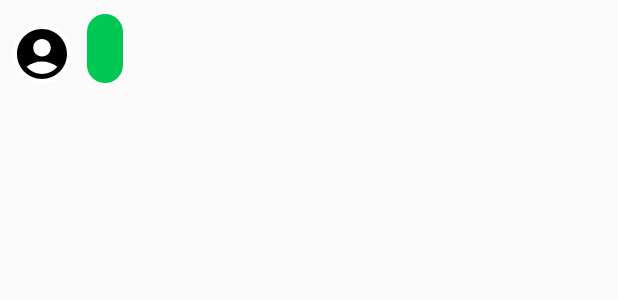
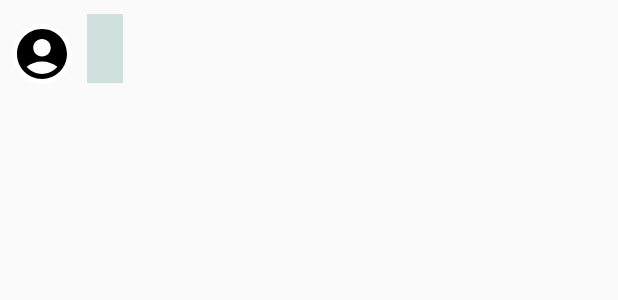
Before and after one commit to PedzA507/FinloveAndroid, an Android app: the layout item_chat_message_left.xml on its own in the app's theme, with its tools: preview values and no code run, on a phone screen of 412 x 824 dp. Shown: the top 300 px of the screen. Run offline under Robolectric (Android 15) with nearby library versions, the phone set to English and light mode, and no system bars.

Commit message:
แก้ดีไซน์ช่องแชท

```diff
--- a/app/src/main/res/drawable/ic_message.xml
+++ /dev/null
@@ -1,5 +0,0 @@
-<vector xmlns:android="http://schemas.android.com/apk/res/android" android:autoMirrored="true" android:height="24dp" android:tint="#000000" android:viewportHeight="24" android:viewportWidth="24" android:width="24dp">
-
-    <path android:fillColor="@android:color/white" android:pathData="M20,2L4,2c-1.1,0 -1.99,0.9 -1.99,2L2,22l4,-4h14c1.1,0 2,-0.9 2,-2L22,4c0,-1.1 -0.9,-2 -2,-2zM18,14L6,14v-2h12v2zM18,11L6,11L6,9h12v2zM18,8L6,8L6,6h12v2z"/>
-
-</vector>
--- a/app/src/main/res/layout/item_chat_message_left.xml
+++ b/app/src/main/res/layout/item_chat_message_left.xml
@@ -36,7 +36,7 @@
         android:layout_width="wrap_content"
         android:layout_height="wrap_content"
         android:layout_marginStart="10dp"
-        android:background="@drawable/message_right_bubble"
+        android:background="#CEE1DC"
         android:padding="12dp"
         android:textColor="#FFFFFF"
         android:textSize="16sp"
--- a/app/src/main/res/layout/item_chat_message_right.xml
+++ b/app/src/main/res/layout/item_chat_message_right.xml
@@ -10,7 +10,7 @@
         android:id="@+id/message_text"
         android:layout_width="wrap_content"
         android:layout_height="wrap_content"
-        android:background="@drawable/message_right_bubble"
+        android:background="@color/blue_main"
         android:padding="12dp"
         android:textColor="#FFFFFF"
         android:textSize="16sp"
```
Also changed, not shown: app/src/main/res/layout/activity_chat.xml (+6 -4 lines), app/src/main/res/drawable/ic_message.png (added).
